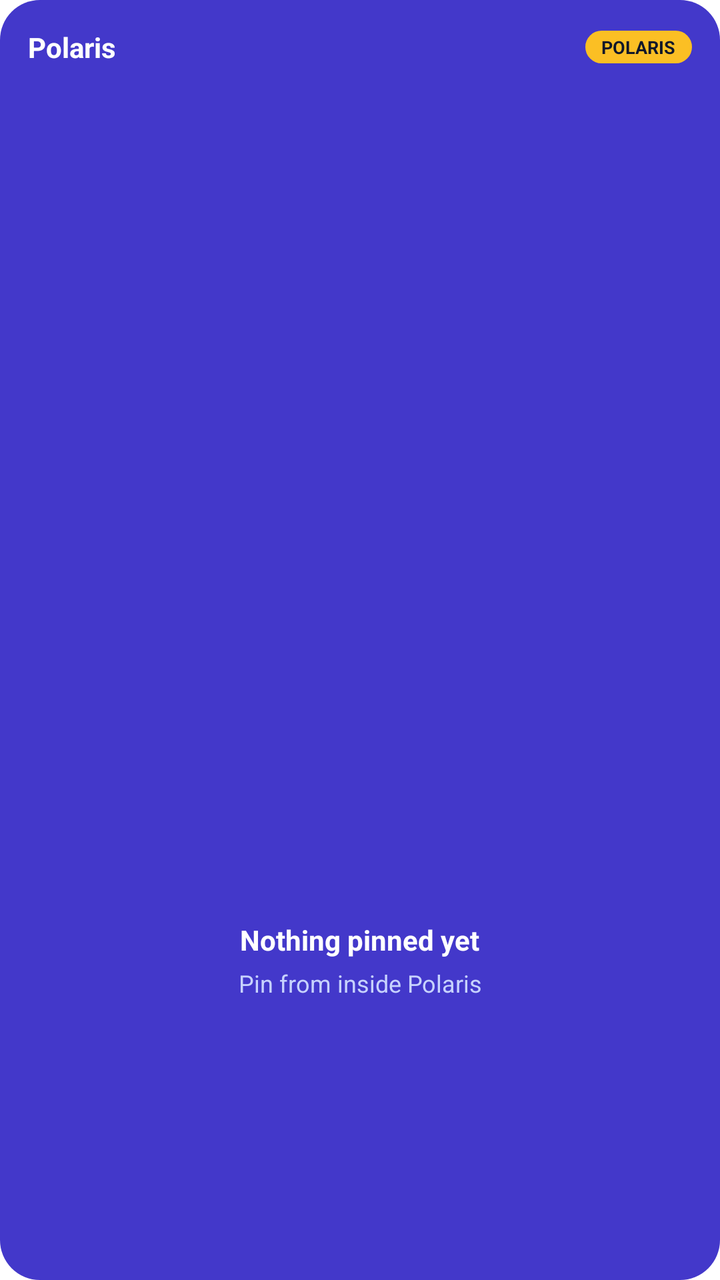
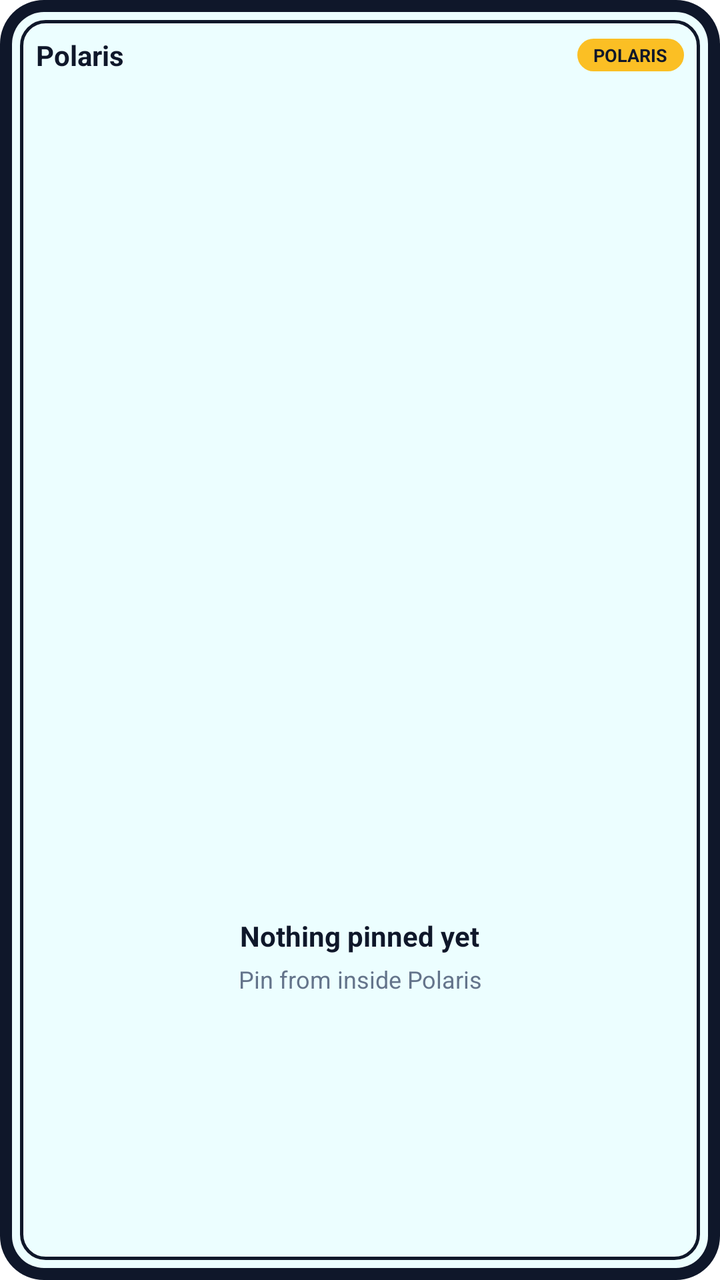

The first picture is an Android layout as it rendered before a commit; the second is the same layout after the commit. The layout source and the unified diff follow.
<!-- AndroidManifest.xml: fallback theme Theme.MaterialComponents.DayNight.NoActionBar -->
<!-- res/layout/polaris_widget_layout.xml -->
<?xml version="1.0" encoding="utf-8"?>
<LinearLayout xmlns:android="http://schemas.android.com/apk/res/android"
    android:id="@+id/polaris_widget_root"
    android:layout_width="match_parent"
    android:layout_height="match_parent"
    android:orientation="vertical"
    android:padding="14dp"
    android:background="@drawable/polaris_widget_background">

    <LinearLayout
        android:id="@+id/polaris_widget_header"
        android:layout_width="match_parent"
        android:layout_height="wrap_content"
        android:orientation="horizontal"
        android:gravity="center_vertical"
        android:layout_marginBottom="10dp">

        <TextView
            android:id="@+id/polaris_widget_title"
            android:layout_width="0dp"
            android:layout_height="wrap_content"
            android:layout_weight="1"
            android:textColor="#FFFFFF"
            android:textSize="14sp"
            android:textStyle="bold"
            android:maxLines="1"
            android:ellipsize="end"
            android:text="Polaris" />

        <TextView
            android:id="@+id/polaris_widget_brand"
            android:layout_width="wrap_content"
            android:layout_height="wrap_content"
            android:paddingHorizontal="8dp"
            android:paddingVertical="2dp"
            android:textColor="#0F172A"
            android:textSize="9sp"
            android:textStyle="bold"
            android:background="@drawable/polaris_widget_brand_pill"
            android:text="POLARIS" />
    </LinearLayout>

    <ListView
        android:id="@+id/polaris_widget_list"
        android:layout_width="match_parent"
        android:layout_height="0dp"
        android:layout_weight="1"
        android:divider="@null"
        android:dividerHeight="0dp"
        android:listSelector="@android:color/transparent" />

    <LinearLayout
        android:id="@+id/polaris_widget_empty"
        android:layout_width="match_parent"
        android:layout_height="0dp"
        android:layout_weight="1"
        android:orientation="vertical"
        android:gravity="center">

        <TextView
            android:id="@+id/polaris_widget_empty_title"
            android:layout_width="wrap_content"
            android:layout_height="wrap_content"
            android:textColor="#FFFFFF"
            android:textSize="14sp"
            android:textStyle="bold"
            android:text="Nothing pinned yet" />

        <TextView
            android:id="@+id/polaris_widget_empty_subtitle"
            android:layout_width="match_parent"
            android:layout_height="wrap_content"
            android:layout_marginTop="4dp"
            android:textColor="#C7D2FE"
            android:textSize="12sp"
            android:gravity="center"
            android:text="Pin from inside Polaris" />
    </LinearLayout>
</LinearLayout>
<!-- resources referenced by this layout -->
<resources>
  <!-- drawable polaris_widget_background (drawable) -->
  <?xml version="1.0" encoding="utf-8"?>
  <shape xmlns:android="http://schemas.android.com/apk/res/android"
      android:shape="rectangle">
      <solid android:color="#4338CA" />
      <corners android:radius="20dp" />
  </shape>
  <!-- drawable polaris_widget_brand_pill (drawable) -->
  <?xml version="1.0" encoding="utf-8"?>
  <shape xmlns:android="http://schemas.android.com/apk/res/android"
      android:shape="rectangle">
      <solid android:color="#FBBF24" />
      <corners android:radius="999dp" />
  </shape>
</resources>

<!-- the commit's change to res/layout/polaris_widget_layout.xml (unified diff, before → after) -->
@@ -4,7 +4,7 @@
     android:layout_width="match_parent"
     android:layout_height="match_parent"
     android:orientation="vertical"
-    android:padding="14dp"
+    android:padding="18dp"
     android:background="@drawable/polaris_widget_background">
 
     <LinearLayout
@@ -20,7 +20,7 @@
             android:layout_width="0dp"
             android:layout_height="wrap_content"
             android:layout_weight="1"
-            android:textColor="#FFFFFF"
+            android:textColor="#0F172A"
             android:textSize="14sp"
             android:textStyle="bold"
             android:maxLines="1"
@@ -61,7 +61,7 @@
             android:id="@+id/polaris_widget_empty_title"
             android:layout_width="wrap_content"
             android:layout_height="wrap_content"
-            android:textColor="#FFFFFF"
+            android:textColor="#0F172A"
             android:textSize="14sp"
             android:textStyle="bold"
             android:text="Nothing pinned yet" />
@@ -71,7 +71,7 @@
             android:layout_width="match_parent"
             android:layout_height="wrap_content"
             android:layout_marginTop="4dp"
-            android:textColor="#C7D2FE"
+            android:textColor="#64748B"
             android:textSize="12sp"
             android:gravity="center"
             android:text="Pin from inside Polaris" />
<!-- resource entries referenced after the edit -->
@@ -2,11 +2,39 @@
 <resources>
   <!-- drawable polaris_widget_background (drawable) -->
   <?xml version="1.0" encoding="utf-8"?>
-  <shape xmlns:android="http://schemas.android.com/apk/res/android"
-      android:shape="rectangle">
-      <solid android:color="#4338CA" />
-      <corners android:radius="20dp" />
-  </shape>
+  <layer-list xmlns:android="http://schemas.android.com/apk/res/android">
+  
+      <item>
+          <shape android:shape="rectangle">
+              <solid android:color="#0F172A" />
+              <corners android:radius="22dp" />
+          </shape>
+      </item>
+  
+      <item
+          android:left="6dp"
+          android:top="6dp"
+          android:right="6dp"
+          android:bottom="6dp">
+          <shape android:shape="rectangle">
+              <solid android:color="#ECFEFF" />
+              <corners android:radius="16dp" />
+          </shape>
+      </item>
+  
+      <item
+          android:left="10dp"
+          android:top="10dp"
+          android:right="10dp"
+          android:bottom="10dp">
+          <shape android:shape="rectangle">
+              <stroke
+                  android:width="1.5dp"
+                  android:color="#0F172A" />
+              <corners android:radius="12dp" />
+          </shape>
+      </item>
+  </layer-list>
   <!-- drawable polaris_widget_brand_pill (drawable) -->
   <?xml version="1.0" encoding="utf-8"?>
   <shape xmlns:android="http://schemas.android.com/apk/res/android"
